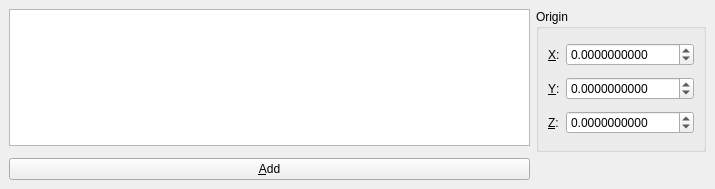
This is ui/tensorviswidget.ui in mapleyustat/TensorVis as Qt 5 draws it before an edit. The edited form follows.
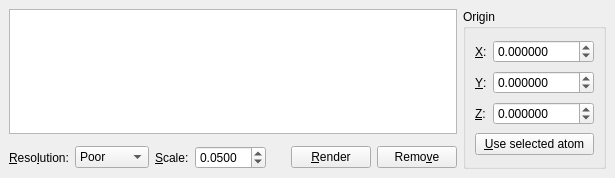
This is the edited form. Custom widgets are drawn as their Qt base class.

Commit message: Hooked up GUI, put some finishing touches in.

Patch:
```diff
--- a/ui/tensorviswidget.ui
+++ b/ui/tensorviswidget.ui
@@ -6,8 +6,8 @@
    <rect>
     <x>0</x>
     <y>0</y>
-    <width>715</width>
-    <height>189</height>
+    <width>615</width>
+    <height>178</height>
    </rect>
   </property>
   <property name="windowTitle">
@@ -15,7 +15,7 @@
   </property>
   <widget class="QWidget" name="dockWidgetContents">
    <layout class="QGridLayout" name="gridLayout_2">
-    <item row="0" column="1" rowspan="2" colspan="2">
+    <item row="0" column="7" rowspan="3" colspan="2">
      <widget class="QGroupBox" name="groupBox">
       <property name="title">
        <string>Origin</string>
@@ -40,7 +40,7 @@
        <item row="0" column="1">
         <widget class="QDoubleSpinBox" name="spin_x">
          <property name="decimals">
-          <number>10</number>
+          <number>6</number>
          </property>
          <property name="minimum">
           <double>-1000.000000000000000</double>
@@ -69,7 +69,7 @@
        <item row="1" column="1">
         <widget class="QDoubleSpinBox" name="spin_y">
          <property name="decimals">
-          <number>10</number>
+          <number>6</number>
          </property>
          <property name="minimum">
           <double>-1000.000000000000000</double>
@@ -98,7 +98,7 @@
        <item row="2" column="1">
         <widget class="QDoubleSpinBox" name="spin_z">
          <property name="decimals">
-          <number>10</number>
+          <number>6</number>
          </property>
          <property name="minimum">
           <double>-1000.000000000000000</double>
@@ -108,22 +108,118 @@
          </property>
         </widget>
        </item>
+       <item row="3" column="0" colspan="2">
+        <widget class="QPushButton" name="push_selectAtom">
+         <property name="text">
+          <string>&amp;Use selected atom</string>
+         </property>
+        </widget>
+       </item>
       </layout>
      </widget>
     </item>
+    <item row="2" column="5">
+     <widget class="QPushButton" name="push_render">
+      <property name="text">
+       <string>&amp;Render</string>
+      </property>
+     </widget>
+    </item>
+    <item row="0" column="0" colspan="7">
+     <widget class="Avogadro::TextMatrixEditor" name="edit_tensor"/>
+    </item>
     <item row="2" column="0">
-     <widget class="QPushButton" name="push_go">
+     <widget class="QLabel" name="label">
       <property name="text">
-       <string>&amp;Add</string>
+       <string>&amp;Reso&amp;lution:</string>
       </property>
+      <property name="buddy">
+       <cstring>combo_resolution</cstring>
+      </property>
      </widget>
     </item>
-    <item row="0" column="0">
-     <widget class="QTextEdit" name="edit_tensor"/>
+    <item row="2" column="1">
+     <widget class="QComboBox" name="combo_resolution">
+      <item>
+       <property name="text">
+        <string>Poor</string>
+       </property>
+      </item>
+      <item>
+       <property name="text">
+        <string>Low</string>
+       </property>
+      </item>
+      <item>
+       <property name="text">
+        <string>Medium</string>
+       </property>
+      </item>
+      <item>
+       <property name="text">
+        <string>High</string>
+       </property>
+      </item>
+      <item>
+       <property name="text">
+        <string>Ultra</string>
+       </property>
+      </item>
+     </widget>
+    </item>
+    <item row="2" column="4">
+     <spacer name="horizontalSpacer">
+      <property name="orientation">
+       <enum>Qt::Horizontal</enum>
+      </property>
+      <property name="sizeHint" stdset="0">
+       <size>
+        <width>40</width>
+        <height>20</height>
+       </size>
+      </property>
+     </spacer>
+    </item>
+    <item row="2" column="6">
+     <widget class="QPushButton" name="push_remove">
+      <property name="text">
+       <string>Remo&amp;ve</string>
+      </property>
+     </widget>
+    </item>
+    <item row="2" column="2">
+     <widget class="QLabel" name="label_2">
+      <property name="text">
+       <string>&amp;Scale:</string>
+      </property>
+      <property name="buddy">
+       <cstring>spin_scale</cstring>
+      </property>
+     </widget>
+    </item>
+    <item row="2" column="3">
+     <widget class="QDoubleSpinBox" name="spin_scale">
+      <property name="decimals">
+       <number>4</number>
+      </property>
+      <property name="singleStep">
+       <double>0.010000000000000</double>
+      </property>
+      <property name="value">
+       <double>0.050000000000000</double>
+      </property>
+     </widget>
     </item>
    </layout>
   </widget>
  </widget>
+ <customwidgets>
+  <customwidget>
+   <class>Avogadro::TextMatrixEditor</class>
+   <extends>QTextEdit</extends>
+   <header location="global">avogadro/textmatrixeditor.h</header>
+  </customwidget>
+ </customwidgets>
  <resources/>
  <connections/>
 </ui>
```
The commit also changes 4 other files.
